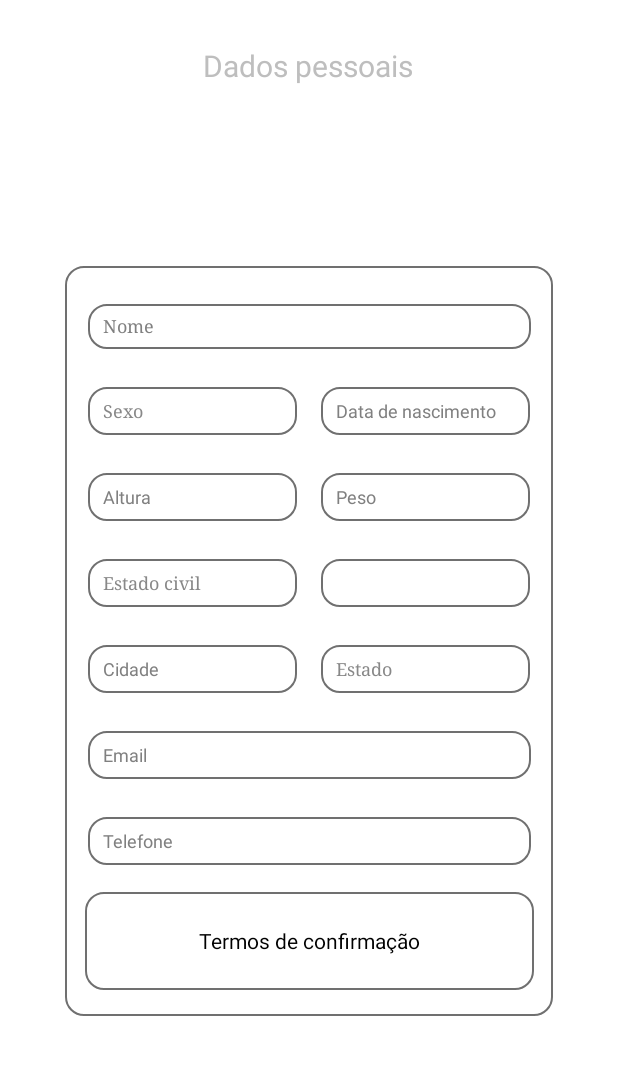
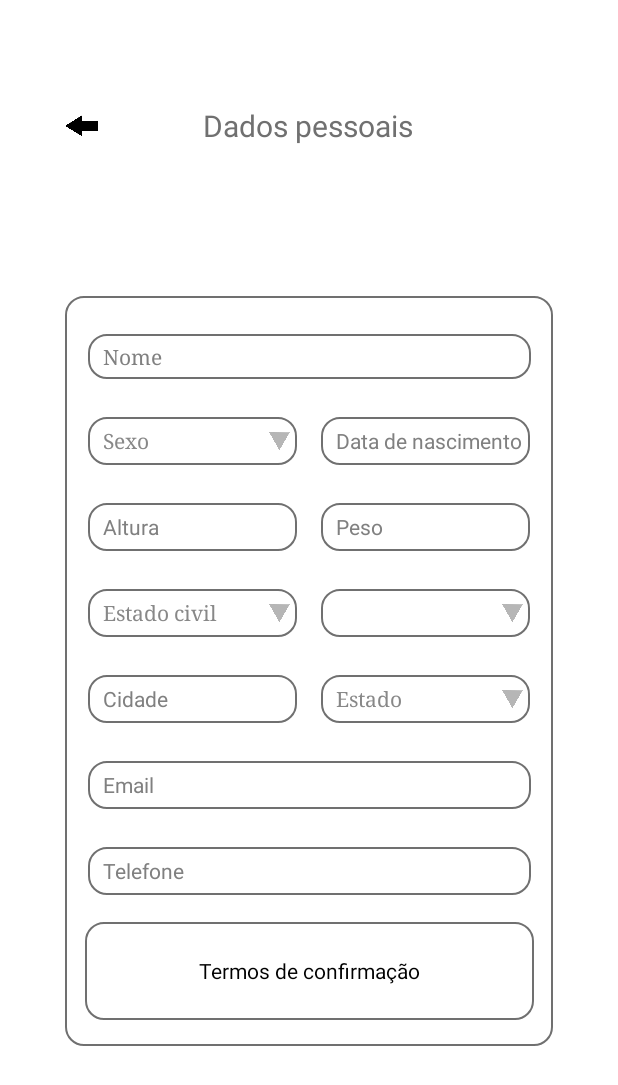
Before and after one commit to ingridmiranda/android-heath-tracking, an Android app: the DadosPessoaisActivity screen opened directly, with no data from a screen before it, on a phone screen of 412 x 824 dp. Shown: the top 1085 px of the screen. Run offline under Robolectric (Android 15) with nearby library versions, the phone set to English and light mode, and no system bars; libraries missing offline, so code that uses them is left out: com.github.rtoshiro.util; 19 statements that could not run were skipped.

Commit message:
Inserir setas nos spinners e opcao de voltar de pagina

```diff
--- a/app/build.gradle
+++ b/app/build.gradle
@@ -5,7 +5,7 @@ android {
     buildToolsVersion "29.0.2"
     defaultConfig {
         applicationId "com.example.healthtracking"
-        minSdkVersion 15
+        minSdkVersion 26
         targetSdkVersion 29
         versionCode 1
         versionName "1.0"
@@ -28,5 +28,6 @@ dependencies {
     androidTestImplementation 'androidx.test.espresso:espresso-core:3.1.1'
     implementation 'com.google.android.gms:play-services-maps:17.0.0'
     implementation 'com.github.rtoshiro.mflibrary:mflibrary:1.0.0'
+    api 'com.google.android.material:material:1.1.0-alpha06'
 
 }
--- a/app/src/main/java/com/example/healthtracking/DadosPessoaisActivity.java
+++ b/app/src/main/java/com/example/healthtracking/DadosPessoaisActivity.java
@@ -3,6 +3,7 @@ package com.example.healthtracking;
 import android.app.Activity;
 import android.content.Intent;
 import android.graphics.Color;
+import android.media.Image;
 import android.os.Bundle;
 import android.util.Log;
 import android.view.View;
@@ -34,7 +35,6 @@ public class DadosPessoaisActivity extends Activity {
         super.onCreate(savedInstanceState);
         setContentView(R.layout.cadastro_dados_pessoais);
         Log.d(TAG, "Cadastro de dados");
-        final ImageView imgButton = findViewById(R.id.imageView);
         final EditText txtName = findViewById(R.id.txtNome);
         final EditText txtAltura = findViewById(R.id.txtAltura);
         final EditText txtDataNascimento = findViewById(R.id.txtDataNascimento);
@@ -47,6 +47,7 @@ public class DadosPessoaisActivity extends Activity {
         final Spinner spinnerEstadoCivil = findViewById(R.id.spinnerEstadoCivil);
         final Spinner spinnerEstado = findViewById(R.id.spinnerEstado);
 
+        final ImageView imgVoltar = findViewById(R.id.imgVoltar);
         final Button btSalvarCadastro = findViewById(R.id.btSaveCadastro);
 
         final String[] array_sexo = new String[]{"Sexo", "Feminino", "Masculino"};
@@ -266,10 +267,10 @@ public class DadosPessoaisActivity extends Activity {
         MaskTextWatcher mtwPhone = new MaskTextWatcher(txtPhone, smfPhone);
         txtPhone.addTextChangedListener(mtwPhone);
 
-        imgButton.setOnClickListener(new View.OnClickListener() {
+        imgVoltar.setOnClickListener(new View.OnClickListener() {
             @Override
             public void onClick(View v) {
-                Intent intent = new Intent(getApplicationContext(),MainActivity.class);
+                Intent intent = new Intent(getApplicationContext(), MainActivity.class);
                 startActivity(intent);
             }
         });
--- a/app/src/main/res/layout/cadastro_dados_pessoais.xml
+++ b/app/src/main/res/layout/cadastro_dados_pessoais.xml
@@ -11,8 +11,9 @@
         android:id="@+id/tvCadastro"
         android:layout_width="wrap_content"
         android:layout_height="27dp"
-        android:layout_marginTop="30dp"
+        android:layout_marginTop="70dp"
         android:text="Dados pessoais"
+        android:textColor="#707070"
         android:textSize="20sp"
         app:layout_constraintEnd_toEndOf="parent"
         app:layout_constraintHorizontal_bias="0.498"
@@ -29,9 +30,7 @@
         app:layout_constraintBottom_toBottomOf="parent"
         app:layout_constraintEnd_toEndOf="parent"
         app:layout_constraintStart_toStartOf="parent"
-        app:layout_constraintTop_toTopOf="@+id/tvCadastro">
-
-    </LinearLayout>
+        app:layout_constraintTop_toTopOf="@+id/tvCadastro"/>
 
     <EditText
         android:id="@+id/txtNome"
@@ -42,7 +41,7 @@
         android:ems="10"
         android:hint="Nome"
         android:inputType="textPersonName"
-        android:textSize="12sp"
+        android:textSize="14sp"
         android:typeface="serif"
         android:paddingLeft="10dp"
         app:layout_constraintEnd_toEndOf="parent"
@@ -65,12 +64,12 @@
         android:layout_width="139dp"
         android:layout_height="32dp"
         android:layout_marginStart="15dp"
-        android:layout_marginLeft="15dp"
         android:layout_marginTop="25dp"
         android:background="@drawable/rounded"
+        android:dropDownSelector="@android:drawable/arrow_down_float"
         android:paddingLeft="10dp"
-        android:spinnerMode="dropdown"
-        android:textSize="12sp"
+        android:spinnerMode="dialog"
+        android:textSize="14sp"
         android:typeface="serif"
         app:layout_constraintStart_toStartOf="@+id/linearLayout"
         app:layout_constraintTop_toBottomOf="@+id/txtNome" />
@@ -83,7 +82,7 @@
         android:ems="10"
         android:inputType="date"
         android:hint="Data de nascimento"
-        android:textSize="12sp"
+        android:textSize="14sp"
         android:paddingLeft="10dp"
         app:layout_constraintBottom_toBottomOf="@+id/spinnerSexo"
         app:layout_constraintEnd_toEndOf="@+id/linearLayout"
@@ -99,7 +98,7 @@
         android:ems="10"
         android:hint="Altura"
         android:inputType="numberDecimal"
-        android:textSize="12sp"
+        android:textSize="14sp"
         android:paddingLeft="10dp"
         app:layout_constraintEnd_toEndOf="@+id/spinnerSexo"
         app:layout_constraintStart_toStartOf="@+id/spinnerSexo"
@@ -113,7 +112,7 @@
         android:ems="10"
         android:inputType="numberDecimal"
         android:hint="Peso"
-        android:textSize="12sp"
+        android:textSize="14sp"
         android:paddingLeft="10dp"
         app:layout_constraintBottom_toBottomOf="@+id/txtAltura"
         app:layout_constraintEnd_toEndOf="@+id/txtDataNascimento"
@@ -125,7 +124,7 @@
         android:layout_width="139dp"
         android:layout_height="32dp"
         android:layout_marginTop="25dp"
-        android:textSize="12sp"
+        android:textSize="14sp"
         android:paddingLeft="10dp"
         android:background="@drawable/rounded"
         app:layout_constraintEnd_toEndOf="@+id/txtAltura"
@@ -136,7 +135,7 @@
         android:id="@+id/spinnerAvatar"
         android:layout_width="139dp"
         android:layout_height="32dp"
-        android:textSize="12sp"
+        android:textSize="14sp"
         android:paddingLeft="10dp"
         android:background="@drawable/rounded"
         app:layout_constraintEnd_toEndOf="@+id/txtPeso"
@@ -151,7 +150,7 @@
         android:ems="10"
         android:inputType="textPersonName"
         android:hint="Cidade"
-        android:textSize="12sp"
+        android:textSize="14sp"
         android:paddingLeft="10dp"
         android:background="@drawable/rounded"
         app:layout_constraintEnd_toEndOf="@+id/spinnerEstadoCivil"
@@ -161,9 +160,10 @@
         android:id="@+id/spinnerEstado"
         android:layout_width="139dp"
         android:layout_height="32dp"
-        android:textSize="12sp"
+        android:background="@drawable/rounded"
         android:paddingLeft="10dp"
-        android:background="@drawable/rounded"
+        android:spinnerMode="dialog"
+        android:textSize="14sp"
         app:layout_constraintEnd_toEndOf="@+id/spinnerAvatar"
         app:layout_constraintStart_toStartOf="@+id/spinnerAvatar"
         app:layout_constraintTop_toTopOf="@+id/txtCidade" />
@@ -175,7 +175,7 @@
         android:layout_marginTop="25dp"
         android:ems="10"
         android:inputType="textEmailAddress"
-        android:textSize="12sp"
+        android:textSize="14sp"
         android:background="@drawable/rounded"
         android:hint="Email"
         android:paddingLeft="10dp"
@@ -192,19 +192,63 @@
         android:ems="10"
         android:hint="Telefone"
         android:inputType="phone"
-        android:textSize="12sp"
+        android:textSize="14sp"
         android:paddingLeft="10dp"
         app:layout_constraintEnd_toEndOf="@+id/txtEmail"
         app:layout_constraintStart_toStartOf="@+id/txtEmail"
         app:layout_constraintTop_toBottomOf="@+id/txtEmail" />
 
     <ImageView
-        android:id="@+id/imageView"
+        android:id="@+id/imgSeta"
+        android:layout_width="14dp"
+        android:layout_height="12dp"
+        android:layout_marginStart="115dp"
+        app:layout_constraintBottom_toBottomOf="@+id/spinnerSexo"
+        app:layout_constraintEnd_toEndOf="@+id/spinnerSexo"
+        app:layout_constraintStart_toStartOf="@+id/spinnerSexo"
+        app:layout_constraintTop_toTopOf="@+id/spinnerSexo"
+        android:src="@drawable/seta" />
+
+    <ImageView
+        android:id="@+id/imgSeta2"
+        android:layout_width="14dp"
+        android:layout_height="12dp"
+        android:layout_marginStart="115dp"
+        app:layout_constraintBottom_toBottomOf="@+id/spinnerEstadoCivil"
+        app:layout_constraintEnd_toEndOf="@+id/spinnerEstadoCivil"
+        app:layout_constraintStart_toStartOf="@+id/spinnerEstadoCivil"
+        app:layout_constraintTop_toTopOf="@+id/spinnerEstadoCivil"
+        android:src="@drawable/seta" />
+
+    <ImageView
+        android:id="@+id/imgSeta3"
+        android:layout_width="14dp"
+        android:layout_height="12dp"
+        android:layout_marginStart="115dp"
+        app:layout_constraintBottom_toBottomOf="@+id/spinnerAvatar"
+        app:layout_constraintEnd_toEndOf="@+id/spinnerAvatar"
+        app:layout_constraintStart_toStartOf="@+id/spinnerAvatar"
+        app:layout_constraintTop_toTopOf="@+id/spinnerAvatar"
+        android:src="@drawable/seta" />
+
+    <ImageView
+        android:id="@+id/imgSeta4"
+        android:layout_width="14dp"
+        android:layout_height="12dp"
+        app:layout_constraintBottom_toBottomOf="@+id/spinnerEstado"
+        app:layout_constraintEnd_toEndOf="@+id/imgSeta3"
+        app:layout_constraintStart_toStartOf="@+id/imgSeta3"
+        app:layout_constraintTop_toTopOf="@+id/spinnerEstado"
+        android:src="@drawable/seta" />
+
+    <ImageView
+        android:id="@+id/imgVoltar"
         android:layout_width="22dp"
-        android:layout_height="wrap_content"
+        android:layout_height="0dp"
         app:layout_constraintBottom_toBottomOf="@+id/tvCadastro"
         app:layout_constraintStart_toStartOf="@+id/linearLayout"
         app:layout_constraintTop_toTopOf="@+id/tvCadastro"
-        app:srcCompat="?attr/actionModeCloseDrawable" />
+        android:src="@drawable/setavoltar" />
+
 
 </androidx.constraintlayout.widget.ConstraintLayout>
--- a/app/src/main/res/layout/spinner_item.xml
+++ b/app/src/main/res/layout/spinner_item.xml
@@ -5,6 +5,6 @@
     android:layout_height="wrap_content"
     android:textStyle="normal"
     android:textColor="#808080"
-    android:textSize="12sp"
+    android:textSize="14sp"
     android:fontFamily="serif"
     />
```
Also changed, not shown: app/src/main/res/drawable-v24/seta.png (added), app/src/main/res/drawable-v24/setavoltar.png (added).
